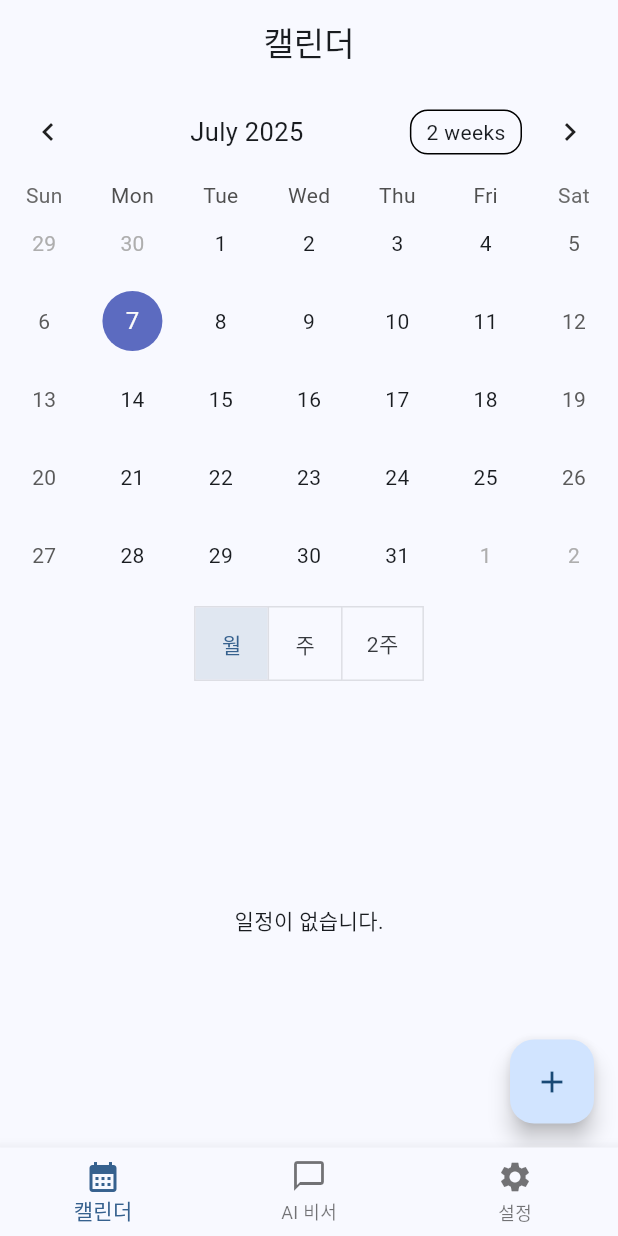
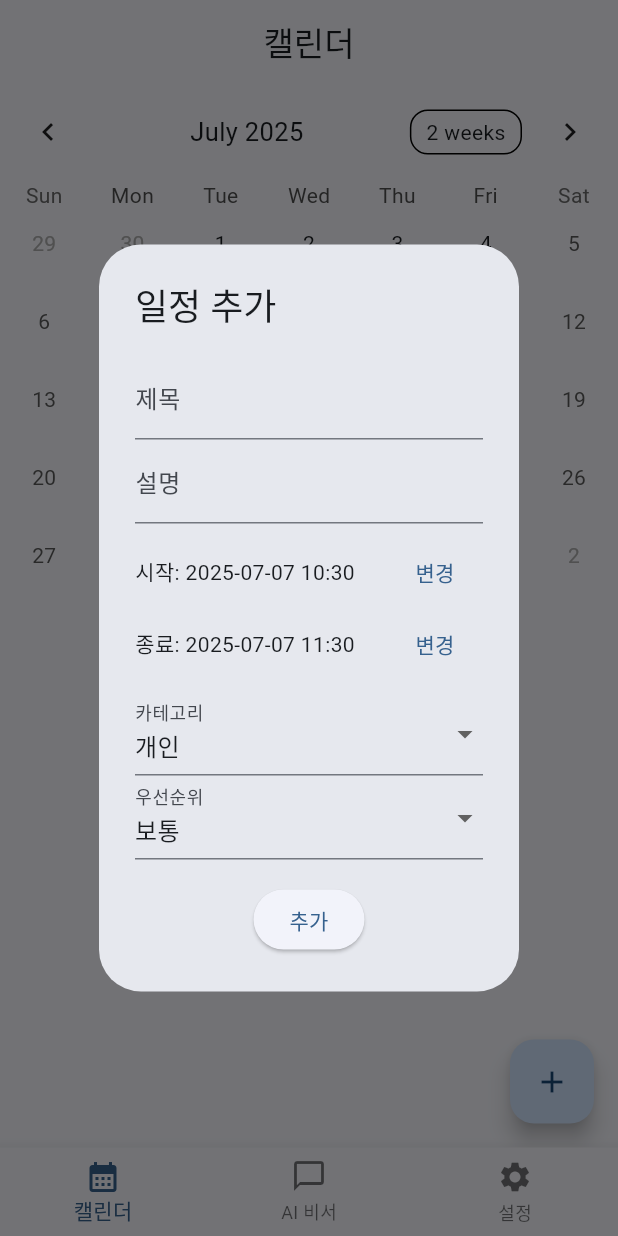
Before and after one commit to Shinkr283/AI_Calendar_Mobile, a Flutter app: the screen it shows after launch, after a tap on the "add" icon, on a phone screen of 412 x 824 dp. Run offline on Flutter 3.47's test engine with Material 3 defaults, Android fonts, the phone set to English and light mode, and no system bars; drawn by our look-alikes of table_calendar; our stand-ins replace sqflite; accounts and stored records are empty.

Commit message:
0.01 update
프로젝트 기초 설정
(pubspec.yaml, 앱 구조, 네비게이션, 테마, 기본 화면)

데이터 모델 및 로컬 저장소
(Event, User, ChatMessage 모델, SQLite, CRUD)

기본 캘린더 UI 구현
(캘린더 위젯, 일정 추가/수정/삭제, 목록 표시)

```diff
--- a/lib/main.dart
+++ b/lib/main.dart
@@ -1,6 +1,5 @@
 import 'package:flutter/material.dart';
 import 'package:provider/provider.dart';
-// 서비스 import 추가
 import 'services/database_service.dart';
 import 'services/event_service.dart';
 import 'services/user_service.dart';
@@ -21,7 +20,7 @@ class AICalendarApp extends StatelessWidget {
   Widget build(BuildContext context) {
     return MaterialApp(
         title: 'AI 캘린더',
-        theme: ThemeData(
+      theme: ThemeData(
           colorScheme: ColorScheme.fromSeed(
             seedColor: Colors.blue,
             brightness: Brightness.light,
--- a/lib/screens/calendar_screen.dart
+++ b/lib/screens/calendar_screen.dart
@@ -2,6 +2,7 @@ import 'package:flutter/material.dart';
 import 'package:table_calendar/table_calendar.dart';
 import '../services/event_service.dart';
 import '../models/event.dart';
+import '../widgets/event_form.dart';
 
 class CalendarScreen extends StatefulWidget {
   const CalendarScreen({super.key});
@@ -47,8 +48,85 @@ class _CalendarScreenState extends State<CalendarScreen> {
     });
   }
 
-  void _onAddEvent() {
-    // TODO: 일정 추가 다이얼로그/화면 띄우기
+  void _onAddEvent() async {
+    final newEvent = await showDialog<Event>(
+      context: context,
+      builder: (context) => AlertDialog(
+        title: const Text('일정 추가'),
+        content: EventForm(
+          onSave: (event) {
+            Navigator.of(context).pop(event);
+          },
+        ),
+      ),
+    );
+    if (newEvent != null) {
+      await EventService().createEvent(
+        title: newEvent.title,
+        description: newEvent.description,
+        startTime: newEvent.startTime,
+        endTime: newEvent.endTime,
+        location: newEvent.location,
+        category: newEvent.category,
+        priority: newEvent.priority,
+        isAllDay: newEvent.isAllDay,
+        recurrenceRule: newEvent.recurrenceRule,
+        attendees: newEvent.attendees,
+        color: newEvent.color,
+      );
+      _loadEventsForDay(_selectedDay!);
+    }
+  }
+
+  void _onEditEvent(Event event) async {
+    final updatedEvent = await showDialog<Event>(
+      context: context,
+      builder: (context) => AlertDialog(
+        title: const Text('일정 수정'),
+        content: EventForm(
+          initialEvent: event,
+          onSave: (e) {
+            Navigator.of(context).pop(e);
+          },
+        ),
+        actions: [
+          TextButton(
+            onPressed: () async {
+              // 삭제 기능
+              final confirm = await showDialog<bool>(
+                context: context,
+                builder: (context) => AlertDialog(
+                  title: const Text('일정 삭제'),
+                  content: const Text('정말로 이 일정을 삭제하시겠습니까?'),
+                  actions: [
+                    TextButton(
+                      onPressed: () => Navigator.pop(context, false),
+                      child: const Text('취소'),
+                    ),
+                    TextButton(
+                      onPressed: () => Navigator.pop(context, true),
+                      child: const Text('삭제'),
+                    ),
+                  ],
+                ),
+              );
+              if (confirm == true) {
+                await EventService().deleteEvent(event.id);
+                Navigator.of(context).pop();
+              }
+            },
+            child: const Text('삭제', style: TextStyle(color: Colors.red)),
+          ),
+        ],
+      ),
+    );
+    if (updatedEvent != null) {
+      await EventService().updateEvent(updatedEvent);
+      _loadEventsForDay(_selectedDay!);
+    } else {
+      // 삭제된 경우에도 목록 갱신
+      _loadEventsForDay(_selectedDay!);
+    }
   }
 
   @override
@@ -121,7 +199,7 @@ class _CalendarScreenState extends State<CalendarScreen> {
                               subtitle: Text(event.description),
                               trailing: Text(EventCategory.getDisplayName(event.category)),
                               onTap: () {
-                                // TODO: 일정 상세/수정 화면 띄우기
+                                _onEditEvent(event);
                               },
                             ),
                           );
--- /dev/null
+++ b/lib/widgets/event_form.dart
@@ -0,0 +1,163 @@
+import 'package:flutter/material.dart';
+import '../models/event.dart';
+
+class EventForm extends StatefulWidget {
+  final Event? initialEvent;
+  final void Function(Event event) onSave;
+
+  const EventForm({
+    super.key,
+    this.initialEvent,
+    required this.onSave,
+  });
+
+  @override
+  State<EventForm> createState() => _EventFormState();
+}
+
+class _EventFormState extends State<EventForm> {
+  final _formKey = GlobalKey<FormState>();
+  late String _title;
+  late String _description;
+  late DateTime _startTime;
+  late DateTime _endTime;
+  late String _category;
+  late int _priority;
+
+  @override
+  void initState() {
+    super.initState();
+    final e = widget.initialEvent;
+    _title = e?.title ?? '';
+    _description = e?.description ?? '';
+    _startTime = e?.startTime ?? DateTime.now();
+    _endTime = e?.endTime ?? DateTime.now().add(const Duration(hours: 1));
+    _category = e?.category ?? EventCategory.personal;
+    _priority = e?.priority ?? EventPriority.medium;
+  }
+
+  Future<void> _pickDateTime({required bool isStart}) async {
+    final date = await showDatePicker(
+      context: context,
+      initialDate: isStart ? _startTime : _endTime,
+      firstDate: DateTime(2020),
+      lastDate: DateTime(2100),
+    );
+    if (date == null) return;
+    final time = await showTimePicker(
+      context: context,
+      initialTime: TimeOfDay.fromDateTime(isStart ? _startTime : _endTime),
+    );
+    if (time == null) return;
+    final dateTime = DateTime(date.year, date.month, date.day, time.hour, time.minute);
+    setState(() {
+      if (isStart) {
+        _startTime = dateTime;
+        if (_endTime.isBefore(_startTime)) {
+          _endTime = _startTime.add(const Duration(hours: 1));
+        }
+      } else {
+        _endTime = dateTime;
+        if (_endTime.isBefore(_startTime)) {
+          _startTime = _endTime.subtract(const Duration(hours: 1));
+        }
+      }
+    });
+  }
+
+  void _submit() {
+    if (_formKey.currentState?.validate() ?? false) {
+      _formKey.currentState?.save();
+      final event = Event(
+        id: widget.initialEvent?.id ?? DateTime.now().millisecondsSinceEpoch.toString(),
+        title: _title,
+        description: _description,
+        startTime: _startTime,
+        endTime: _endTime,
+        location: '',
+        category: _category,
+        priority: _priority,
+        isAllDay: false,
+        recurrenceRule: null,
+        attendees: [],
+        color: '#2196F3',
+        isCompleted: false,
+        createdAt: widget.initialEvent?.createdAt ?? DateTime.now(),
+        updatedAt: DateTime.now(),
+      );
+      widget.onSave(event);
+    }
+  }
+
+  @override
+  Widget build(BuildContext context) {
+    return Form(
+      key: _formKey,
+      child: SingleChildScrollView(
+        child: Column(
+          mainAxisSize: MainAxisSize.min,
+          children: [
+            TextFormField(
+              initialValue: _title,
+              decoration: const InputDecoration(labelText: '제목'),
+              validator: (v) => (v == null || v.trim().isEmpty) ? '제목을 입력하세요' : null,
+              onSaved: (v) => _title = v!.trim(),
+            ),
+            TextFormField(
+              initialValue: _description,
+              decoration: const InputDecoration(labelText: '설명'),
+              onSaved: (v) => _description = v ?? '',
+            ),
+            const SizedBox(height: 8),
+            Row(
+              children: [
+                Expanded(
+                  child: Text('시작: ${_startTime.year}-${_startTime.month.toString().padLeft(2, '0')}-${_startTime.day.toString().padLeft(2, '0')} ${_startTime.hour.toString().padLeft(2, '0')}:${_startTime.minute.toString().padLeft(2, '0')}'),
+                ),
+                TextButton(
+                  onPressed: () => _pickDateTime(isStart: true),
+                  child: const Text('변경'),
+                ),
+              ],
+            ),
+            Row(
+              children: [
+                Expanded(
+                  child: Text('종료: ${_endTime.year}-${_endTime.month.toString().padLeft(2, '0')}-${_endTime.day.toString().padLeft(2, '0')} ${_endTime.hour.toString().padLeft(2, '0')}:${_endTime.minute.toString().padLeft(2, '0')}'),
+                ),
+                TextButton(
+                  onPressed: () => _pickDateTime(isStart: false),
+                  child: const Text('변경'),
+                ),
+              ],
+            ),
+            const SizedBox(height: 8),
+            DropdownButtonFormField<String>(
+              value: _category,
+              decoration: const InputDecoration(labelText: '카테고리'),
+              items: EventCategory.all
+                  .map((c) => DropdownMenuItem(value: c, child: Text(EventCategory.getDisplayName(c))))
+                  .toList(),
+              onChanged: (v) => setState(() => _category = v ?? EventCategory.personal),
+            ),
+            DropdownButtonFormField<int>(
+              value: _priority,
+              decoration: const InputDecoration(labelText: '우선순위'),
+              items: [
+                DropdownMenuItem(value: EventPriority.low, child: Text('낮음')),
+                DropdownMenuItem(value: EventPriority.medium, child: Text('보통')),
+                DropdownMenuItem(value: EventPriority.high, child: Text('높음')),
+              ],
+              onChanged: (v) => setState(() => _priority = v ?? EventPriority.medium),
+            ),
+            const SizedBox(height: 16),
+            ElevatedButton(
+              onPressed: _submit,
+              child: Text(widget.initialEvent == null ? '추가' : '수정'),
+            ),
+          ],
+        ),
+      ),
+    );
+  }
+}
```
